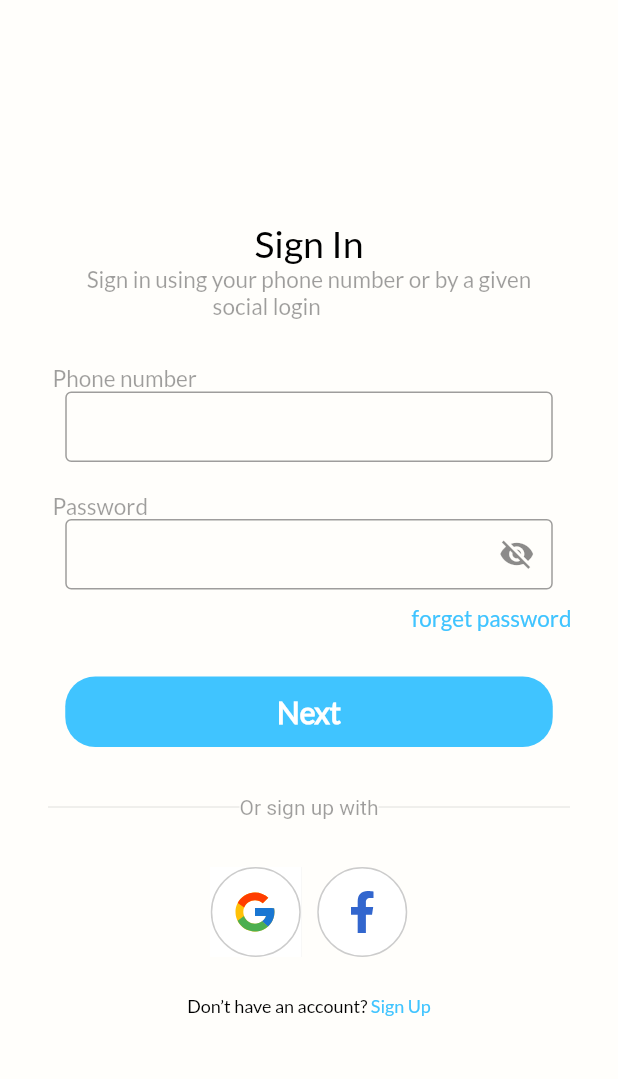
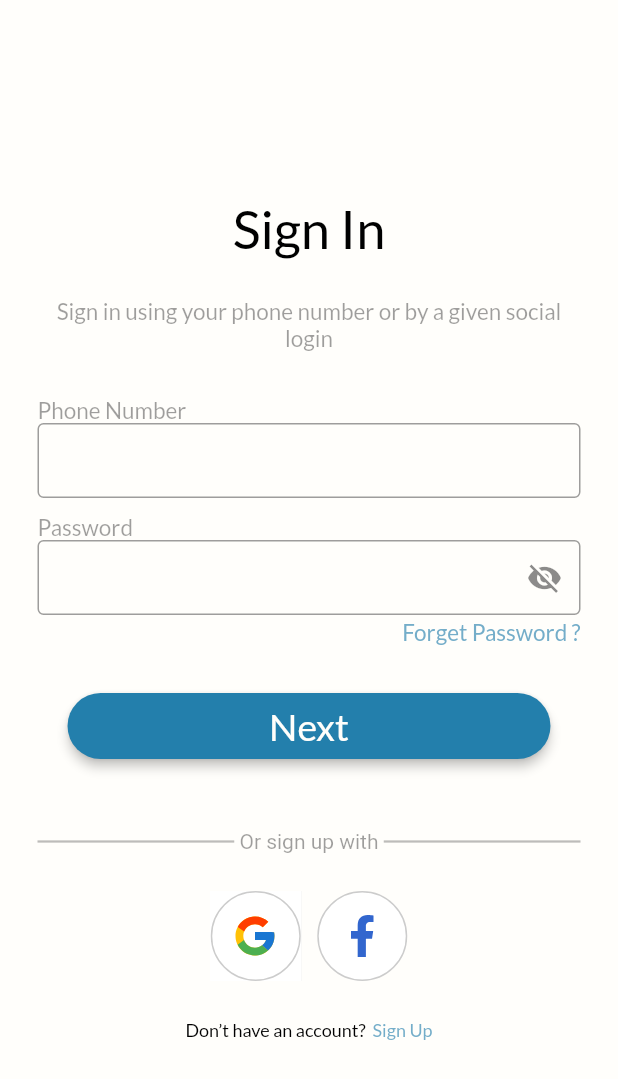
Before and after one commit to udityaprakash/MT-Patient-App, a Flutter app: the screen it shows after launch, after a tap on "SKIP", on a phone screen of 412 x 824 dp. Shown: the top 1079 px of the screen. Run offline on Flutter 3.47's test engine with Material 2 defaults, Android fonts, the light colour scheme and no system bars; our stand-ins replace connectivity_plus, flutter_svg.

Commit message:
changed the sign in page ui with the designs provided

```diff
--- a/lib/data/constants/colors.dart
+++ b/lib/data/constants/colors.dart
@@ -2,6 +2,7 @@ import 'package:flutter/material.dart';
 
 class ui {
   static Color primaryclr = Color(0xff237fac);
+  static Color primarylightclr = Color.fromARGB(161, 35, 126, 172);
   static Color backgroundclr = Color(0xfffffefb);
   static Color blackclr = Color.fromARGB(255, 0, 0, 0);
   static Color greyclr = Color.fromARGB(66, 0, 0, 0);
--- a/lib/utils/screens/auth_screens/sign_in_screen.dart
+++ b/lib/utils/screens/auth_screens/sign_in_screen.dart
@@ -1,5 +1,8 @@
 import 'package:flutter/material.dart';
+import 'package:meditransparency/data/constants/styles.dart';
 import 'package:meditransparency/utils/screens/auth_screens/sign_up_screen.dart';
+import 'package:meditransparency/utils/widgets/button.dart';
+import 'package:meditransparency/data/constants/colors.dart';
 
 import '../../widgets/reusable_text.dart';
 import 'package:flutter_svg/svg.dart';
@@ -14,101 +17,116 @@ class SignInScreen extends StatefulWidget {
 class _SignInScreenState extends State<SignInScreen> {
   @override
   Widget build(BuildContext context) {
+    final TextEditingController _phoneController = TextEditingController();
+    final TextEditingController _passwordController = TextEditingController();
     return Scaffold(
-      body: Center(
+      body: SingleChildScrollView(
+        child: Container(
+          padding: EdgeInsets.all(25),
+          height: MediaQuery.of(context).size.height,
+          width: double.infinity,
           child: Column(
             mainAxisAlignment: MainAxisAlignment.center,
             crossAxisAlignment: CrossAxisAlignment.center,
             children: [
-            text("Sign In", Colors.black, 25.0, FontWeight.w500,
+              text("Sign In", Colors.black, 35.0, FontWeight.w500,
                   ),
+                  SizedBox(height: 25,),
               text(
-                "Sign in using your phone number or by a given\n\t\t\t\t\t\t\t\t\t\t\t\t\t\t\t\t\t\t\t\t\t\t\t\t\t\t\t\t\tsocial login",
+                  "Sign in using your phone number or by a given social login",
                   Colors.black38,
                   15,
-                FontWeight.w500,),
-            Padding(
-              padding: const EdgeInsets.only(left: 35.0, top: 30),
-              child: Row(
+                  FontWeight.w500,
+                  align: TextAlign.center),
+                  SizedBox(height: 30,),
+              Row(
                 children: [
-                  text("Phone number", Colors.black38, 15, FontWeight.w500,
+                  text("Phone Number", Colors.black38, 15, FontWeight.w500,
                       ),
                 ],
               ),
+              SizedBox(
+                height: 50,
+                child: TextField(
+                  keyboardType: TextInputType.phone,
+                  controller:_phoneController,
+                  style: TextStyle(
+                    color: ui.blackclr,
+                    fontSize: 20,
+                    fontFamily: 'Lato',
+                    fontWeight: FontWeight.w300,
                   ),
-            Container(
-              width: 325,
-              height: 47,
-              child: TextField(
-                cursorColor: Colors.black,
-                keyboardType: TextInputType.phone,
-                decoration: const InputDecoration(
+                          decoration: InputDecoration(
                 border: OutlineInputBorder(),
+
+                // hintText: 'Enter a search term',
                           ),
                         ),
               ),
-            Padding(
-              padding: const EdgeInsets.only(left: 35.0, top: 20),
-              child: Row(
+              SizedBox(height: 10,),
+              Row(
                 children: [
                   text("Password", Colors.black38, 15, FontWeight.w500,
                       ),
                 ],
               ),
-            ),
-            Container(
-              width: 325,
-              height: 47,
+              SizedBox(
+                height: 50,
                 child: TextField(
                   cursorColor: Colors.black,
-                keyboardType: TextInputType.phone,
+                  obscureText: true,
+                  obscuringCharacter: '*',
+                  controller: _passwordController,
+                  style: TextStyle(
+                    color: ui.blackclr,
+                    fontSize: 30,
+                    fontFamily: 'Lato',
+                    fontWeight: FontWeight.w300,
+                  ),
                   decoration: InputDecoration(
                       border: OutlineInputBorder(),
                       suffixIcon: IconButton(
                           onPressed: () {}, icon: Icon(Icons.visibility_off))),
                 ),
               ),
-            Padding(
-              padding: const EdgeInsets.only(right: 31.0, top: 10),
-              child: Row(
+              SizedBox(height: 2,),
+              Row(
                 mainAxisAlignment: MainAxisAlignment.end,
                 children: [
-                  text("forget password", Colors.lightBlueAccent, 15,
+                  text("Forget Password ?", ui.primarylightclr, 15,
                       FontWeight.w500,)
                 ],
               ),
+              SizedBox(height: 30,),
+              nextorcontinuebtn(
+                          context:context,
+                          tex: 'Next',
+                          style: fontstyles().style,
+                          function: (){
+                            if (RegExp(r'^[0-9]{10}$').hasMatch(_phoneController.text) &&
+                              _passwordController.text.length >= 6) {
+                            // Process data
+                            print('Phone Number: ${_phoneController.text}');
+                            print('Password: ${_passwordController.text}');
+                          }
+                          }
                         ),
               Padding(
-              padding: const EdgeInsets.only(top: 30.0),
-              child: Container(
-                width: 325,
-                height: 47,
-                decoration: BoxDecoration(
-                  borderRadius: BorderRadius.all(
-                    Radius.circular(20),
-                  ),
-                  color: Colors.lightBlueAccent,
-                ),
-                child: Center(
-                    child: text("Next", Colors.white, 20, FontWeight.w700,
-                        )),
-              ),
-            ),
-            Padding(
-              padding: const EdgeInsets.only(top: 25.0),
+                padding: const EdgeInsets.only(top: 45.0),
                 child: Row(children: <Widget>[
                   Expanded(
                       child: Divider(
-                  height: 30,
-                  indent: 32,
+                        color: ui.greyclr,
+                    thickness: 1.5,
                   )),
                   Text(
-                  "Or sign up with",
+                    " Or sign up with ",
                     style: TextStyle(color: Colors.black38),
                   ),
                   Expanded(
                       child: Divider(
-                  endIndent: 32,
+                        color: ui.greyclr,
+                    thickness: 1.5,
                   )),
                 ]),
               ),
@@ -137,7 +155,7 @@ class _SignInScreenState extends State<SignInScreen> {
                     text("Don’t have an account? ", Colors.black, 12,
                         FontWeight.w500,),
                     InkWell(
-                    child: text("Sign Up", Colors.lightBlueAccent, 12,
+                      child: text(" Sign Up", ui.primarylightclr, 12,
                           FontWeight.w500, ),
                       onTap: () {
                         Navigator.push(
@@ -152,6 +170,7 @@ class _SignInScreenState extends State<SignInScreen> {
             ],
           ),
         ),
+      ),
     );
   }
 }
--- a/lib/utils/screens/intro_screen.dart
+++ b/lib/utils/screens/intro_screen.dart
@@ -21,19 +21,19 @@ class _IntoScreenState extends State<IntroScreen> {
     {
       "titletext": "Find the best doctors near you!",
       "description":
-          "With the help of our intelligent algorithms, now locate the best doctors around your\n vicinity at total ease ",
+          "With the help of our intelligent algorithms, now locate the best doctors around your vicinity at total ease ",
       "image": "0.svg"
     },
     {
       "titletext": "Schedule appointments with expert doctors",
       "description":
-          "Find experienced specialist doctors with a good ratings and reviews and book you\n appointments hassle free.",
+          "Find experienced specialist doctors with a good ratings and reviews and book you appointments hassle free.",
       "image": "1.svg"
     },
     {
       "titletext": "Find Help from our AI Assistant!",
       "description":
-          "An AI assistant integrated into our app revolutionizes the patient experience by\n providing real-time support.",
+          "An AI assistant integrated into our app revolutionizes the patient experience by providing real-time support.",
       "image": "2.svg"
     },
   ];
@@ -62,7 +62,7 @@ class _IntoScreenState extends State<IntroScreen> {
           backgroundColor: ui.backgroundclr,
           body: Stack(children: [
             Container(
-              color: ui.primaryclr,
+              color: ui.primarylightclr,
               child: Column(
                 children: [
                   SizedBox(
--- a/lib/utils/screens/splash_screen.dart
+++ b/lib/utils/screens/splash_screen.dart
@@ -27,7 +27,7 @@ class _SplashScreenState extends State<SplashScreen> {
     return Scaffold(
       body: Center(
         child:SvgPicture.asset(
-          "assets/images/splashlogo.svg"
+          "assets/images/aplogo.svg"
           )
         )
       );
--- a/lib/utils/widgets/bottomdrawer.dart
+++ b/lib/utils/widgets/bottomdrawer.dart
@@ -5,7 +5,7 @@ Widget bottomdrawer({child, context}) {
   final size = MediaQuery.of(context).size;
   return Container(
     child: child,
-    padding: EdgeInsets.all(15),
+    padding: EdgeInsets.all(25),
     width: size.width,
     height: size.height * 0.45,
     decoration:BoxDecoration(
--- a/lib/utils/widgets/button.dart
+++ b/lib/utils/widgets/button.dart
@@ -22,3 +22,24 @@ Widget btn({tex, function, style, context}) {
       ));
 
 }
+
+Widget nextorcontinuebtn({tex, function, style, context}) {
+  final style = ElevatedButton.styleFrom(
+      primary: ui.primaryclr,
+      elevation: 3,
+      shape: RoundedRectangleBorder(
+          borderRadius: BorderRadius.circular(1400)),
+      padding: EdgeInsets.all(7)
+      );
+  final size = MediaQuery.of(context).size;
+  return Container(
+      margin: EdgeInsets.symmetric(horizontal: 20),
+      // height: 50,
+      width: size.width,
+      child: ElevatedButton(
+        style: style,
+        onPressed: function,
+        child: text(tex, ui.backgroundclr, 25.0, FontWeight.w500),
+      ));
+
+}
--- /dev/null
+++ b/lib/utils/widgets/inputpassfield.dart
@@ -0,0 +1,2 @@
+import 'package:flutter/material.dart';
+import 'package:meditransparency/data/constants/colors.dart';
--- a/lib/utils/widgets/reusable_text.dart
+++ b/lib/utils/widgets/reusable_text.dart
@@ -1,7 +1,8 @@
 import 'package:flutter/material.dart';
 
-Widget text(String title, Color color, double fontSize, FontWeight fontWeight,) {
+Widget text(String title, Color color, double fontSize, FontWeight fontWeight ,{align}) {
     return Text(title,
+    textAlign: align,
         style: TextStyle(
           color: color,
           fontSize: fontSize,
--- a/pubspec.yaml
+++ b/pubspec.yaml
@@ -64,6 +64,10 @@ flutter:
   # To add assets to your application, add an assets section, like this:
   assets:
     - assets/images/
+    - assets/images/aplogo.svg
+    - assets/images/0.svg
+    - assets/images/1.svg
+    - assets/images/2.svg
 
 
   # An image asset can refer to one or more resolution-specific "variants", see
```
Also changed, not shown: assets/images/aplogo.svg (added). Lines whose indentation alone changed are shown as unchanged.
